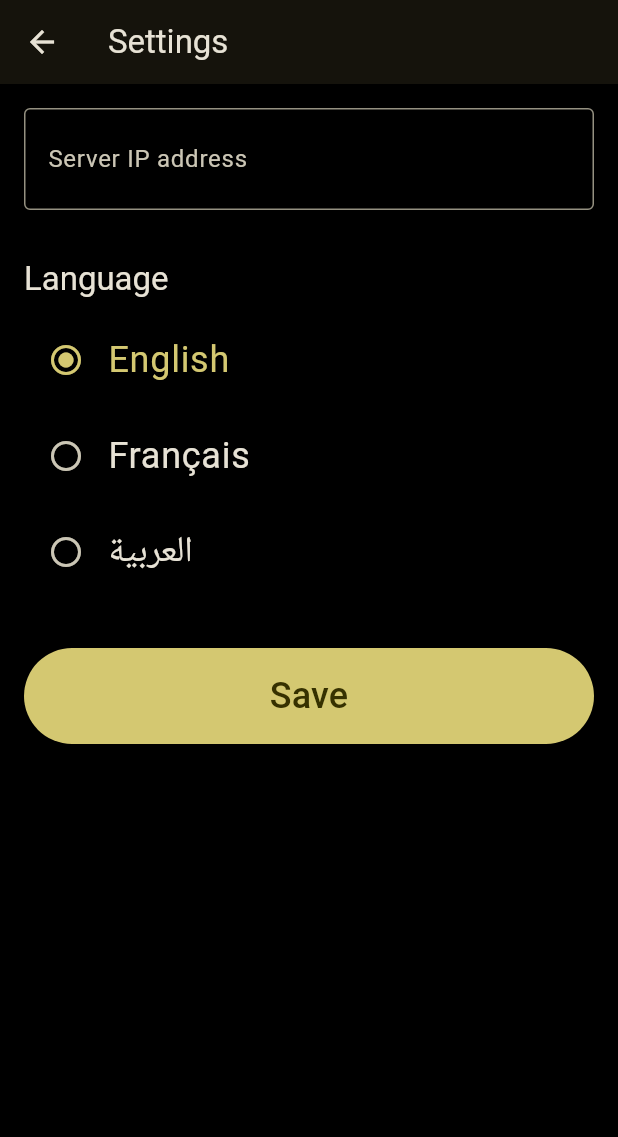
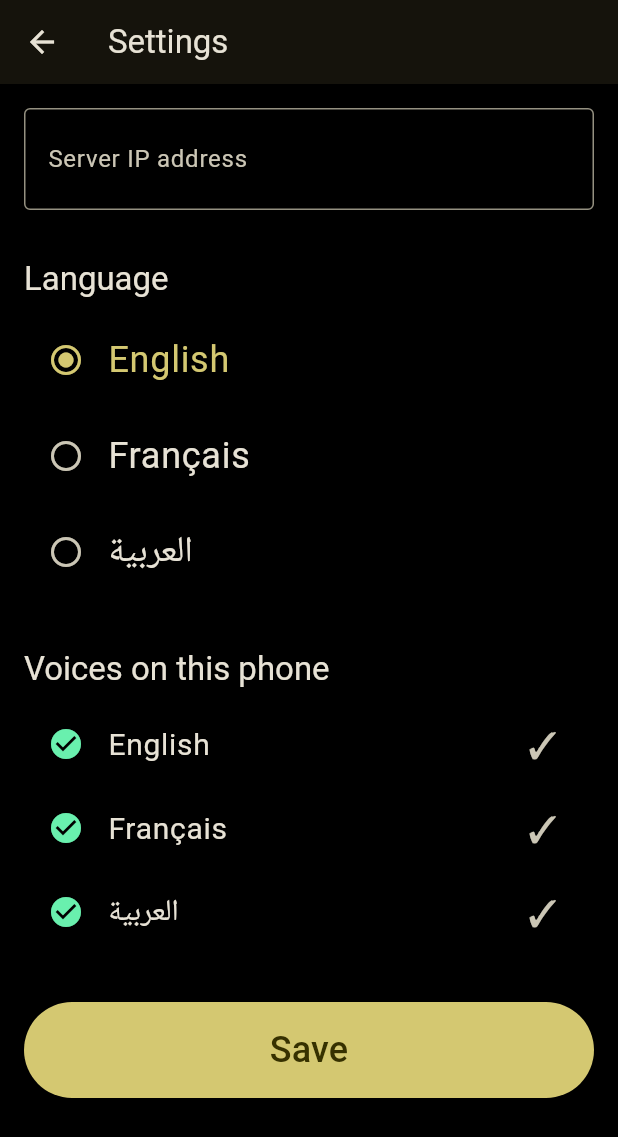
Before and after one commit to MhmdAssidi/voice-assistant-with-eyes, a Flutter app: the screen it shows after launch, after a tap on the "settings" icon, on a phone screen of 412 x 824 dp. Shown: the top 1137 px of the screen. Run offline on Flutter 3.47's test engine with Material 3 defaults, Android fonts, the phone set to English and light mode, and no system bars; our stand-ins replace flutter_tts, shared_preferences; missing offline and left inert: flutter_webrtc, record.

Commit message:
feat(mobile): spoken answers with text-to-speech in en/fr/ar [B9]feat(mobile): spoken answers with text-to-speech in en/fr/ar [B9]feat(mobile): spoken answers with text-to-speech in en/fr/ar [B9]

```diff
--- a/mobile/lib/l10n/strings.dart
+++ b/mobile/lib/l10n/strings.dart
@@ -17,6 +17,10 @@ class AppStrings {
     required this.statusReady,
     required this.statusListening,
     required this.statusThinking,
+    required this.statusSpeaking,
+    required this.stopSpeakingButton,
+    required this.voicesTitle,
+    required this.voiceMissing,
     required this.statusError,
     required this.lastAnswer,
     required this.noAnswerYet,
@@ -46,6 +50,10 @@ class AppStrings {
   final String statusReady;
   final String statusListening;
   final String statusThinking;
+  final String statusSpeaking;
+  final String stopSpeakingButton;
+  final String voicesTitle;
+  final String voiceMissing;
   final String statusError;
   final String lastAnswer;
   final String noAnswerYet;
@@ -87,6 +95,11 @@ class AppStrings {
     statusReady: 'Ready. Tap the big button to ask.',
     statusListening: 'Listening. Tap again to stop.',
     statusThinking: 'Thinking…',
+    statusSpeaking: 'Reading the answer. Tap to stop.',
+    stopSpeakingButton: 'Stop reading',
+    voicesTitle: 'Voices on this phone',
+    voiceMissing:
+        'Missing voice: Android Settings → General management → Text-to-speech → install the language.',
     statusError: 'Something went wrong. Please try again.',
     lastAnswer: 'Last answer',
     noAnswerYet: 'No answer yet.',
@@ -117,6 +130,11 @@ class AppStrings {
     statusReady: 'Prêt. Touchez le grand bouton pour poser une question.',
     statusListening: 'J’écoute. Touchez à nouveau pour arrêter.',
     statusThinking: 'Je réfléchis…',
+    statusSpeaking: 'Lecture de la réponse. Touchez pour arrêter.',
+    stopSpeakingButton: 'Arrêter la lecture',
+    voicesTitle: 'Voix sur ce téléphone',
+    voiceMissing:
+        'Voix manquante : Paramètres Android → Gestion globale → Synthèse vocale → installer la langue.',
     statusError: 'Une erreur s’est produite. Veuillez réessayer.',
     lastAnswer: 'Dernière réponse',
     noAnswerYet: 'Pas encore de réponse.',
@@ -148,6 +166,10 @@ class AppStrings {
     statusReady: 'جاهز. انقر على الزر الكبير لطرح سؤال.',
     statusListening: 'أستمع. انقر مرة أخرى للإيقاف.',
     statusThinking: 'أفكّر…',
+    statusSpeaking: 'أقرأ الإجابة. انقر للإيقاف.',
+    stopSpeakingButton: 'أوقف القراءة',
+    voicesTitle: 'الأصوات على هذا الهاتف',
+    voiceMissing: 'صوت ناقص: إعدادات أندرويد ← الإدارة العامة ← تحويل النص إلى كلام ← ثبّت اللغة.',
     statusError: 'حدث خطأ. يرجى المحاولة مرة أخرى.',
     lastAnswer: 'آخر إجابة',
     noAnswerYet: 'لا توجد إجابة بعد.',
--- a/mobile/lib/screens/home_screen.dart
+++ b/mobile/lib/screens/home_screen.dart
@@ -1,5 +1,4 @@
 import 'package:flutter/material.dart';
-import 'package:flutter/semantics.dart';
 import 'package:flutter_webrtc/flutter_webrtc.dart';
 
 import '../l10n/strings.dart';
@@ -7,9 +6,9 @@ import '../services/stream_service.dart';
 import '../state/app_state.dart';
 import 'settings_screen.dart';
 
-/// Main screen, built for TalkBack and very large text:
-///   1. status line (what the app is doing, also announced aloud)
-///   2. one huge "Ask" button: tap to start, tap again to send
+/// Main screen, built for blind users and very large text:
+///   1. status line (what the app is doing, also spoken aloud by the app)
+///   2. one huge "Ask" button: tap to start, tap again to send, tap to stop reading
 ///   3. the last answer in large text
 class HomeScreen extends StatefulWidget {
   const HomeScreen({super.key, required this.state});
@@ -26,7 +25,6 @@ class _HomeScreenState extends State<HomeScreen> {
   @override
   void initState() {
     super.initState();
-    widget.state.onAnnounce = _announce;
     // Stop the camera when the app goes to the background, restart on return.
     _lifecycle = AppLifecycleListener(
       onPause: widget.state.onAppPaused,
@@ -37,18 +35,7 @@ class _HomeScreenState extends State<HomeScreen> {
   @override
   void dispose() {
     _lifecycle.dispose();
-    widget.state.onAnnounce = null;
     super.dispose();
-  }
-
-  /// Makes TalkBack speak [message] even if the user's focus is elsewhere.
-  void _announce(String message) {
-    if (!mounted) return;
-    SemanticsService.sendAnnouncement(
-      View.of(context),
-      message,
-      AppStrings.directionOf(widget.state.settings.language),
-    );
   }
 
   @override
@@ -100,6 +87,10 @@ class _HomeScreenState extends State<HomeScreen> {
                     child: _LastAnswer(
                       title: s.lastAnswer,
                       answer: state.lastAnswer ?? s.noAnswerYet,
+                      // An Arabic answer stays right-to-left even in an English app.
+                      direction: AppStrings.directionOf(
+                        state.lastResponse?.language ?? state.settings.language,
+                      ),
                     ),
                   ),
                 ],
@@ -240,6 +231,7 @@ class _AskButton extends StatelessWidget {
         switch (state.status) {
       AppStatus.listening => (s.stopButton, Icons.stop_circle, const Color(0xFFC62828), Colors.white),
       AppStatus.thinking => (s.statusThinking, Icons.hourglass_top, const Color(0xFF424242), Colors.white),
+      AppStatus.speaking => (s.stopSpeakingButton, Icons.volume_off, const Color(0xFF1565C0), Colors.white),
       AppStatus.ready || AppStatus.error => (s.askButton, Icons.mic, const Color(0xFFFFD600), Colors.black),
       _ => (s.askButton, Icons.mic_off, const Color(0xFF424242), Colors.white),
     };
@@ -274,10 +266,11 @@ class _AskButton extends StatelessWidget {
 }
 
 class _LastAnswer extends StatelessWidget {
-  const _LastAnswer({required this.title, required this.answer});
+  const _LastAnswer({required this.title, required this.answer, required this.direction});
 
   final String title;
   final String answer;
+  final TextDirection direction; // of the answer's language
 
   @override
   Widget build(BuildContext context) {
@@ -296,7 +289,14 @@ class _LastAnswer extends StatelessWidget {
               child: Text(title, style: const TextStyle(fontSize: 20, color: Colors.white70)),
             ),
             const SizedBox(height: 8),
-            Text(answer, style: const TextStyle(fontSize: 28, color: Colors.white)),
+            SizedBox(
+              width: double.infinity,
+              child: Text(
+                answer,
+                textDirection: direction,
+                style: const TextStyle(fontSize: 28, color: Colors.white),
+              ),
+            ),
           ],
         ),
       ),
--- a/mobile/lib/screens/settings_screen.dart
+++ b/mobile/lib/screens/settings_screen.dart
@@ -17,6 +17,7 @@ class SettingsScreen extends StatefulWidget {
 class _SettingsScreenState extends State<SettingsScreen> {
   late final TextEditingController _hostController;
   late String _language;
+  late final Future<Map<String, bool>> _voices;
   String? _hostError;
 
   @override
@@ -24,6 +25,7 @@ class _SettingsScreenState extends State<SettingsScreen> {
     super.initState();
     _hostController = TextEditingController(text: widget.state.settings.serverHost);
     _language = widget.state.settings.language;
+    _voices = widget.state.voices();
   }
 
   @override
@@ -90,6 +92,39 @@ class _SettingsScreenState extends State<SettingsScreen> {
                 onTap: () => setState(() => _language = entry.key),
               ),
             const SizedBox(height: 32),
+            // Answers are read in the question's language: each needs a voice on the phone.
+            Semantics(
+              header: true,
+              child: Text(s.voicesTitle, style: Theme.of(context).textTheme.titleLarge),
+            ),
+            const SizedBox(height: 8),
+            FutureBuilder<Map<String, bool>>(
+              future: _voices,
+              builder: (context, snapshot) {
+                final voices = snapshot.data;
+                if (voices == null) return const LinearProgressIndicator();
+                return Column(
+                  crossAxisAlignment: CrossAxisAlignment.start,
+                  children: [
+                    for (final entry in voices.entries)
+                      // MergeSemantics: read as one item, e.g. "Français, installed"
+                      MergeSemantics(
+                        child: ListTile(
+                          leading: Icon(entry.value ? Icons.check_circle : Icons.error,
+                              color: entry.value ? Colors.greenAccent : Colors.orangeAccent),
+                          title: Text(AppStrings.languages[entry.key] ?? entry.key,
+                              style: const TextStyle(fontSize: 20)),
+                          trailing: Text(entry.value ? '✓' : '✗',
+                              style: const TextStyle(fontSize: 24)),
+                        ),
+                      ),
+                    if (voices.containsValue(false))
+                      Text(s.voiceMissing, style: const TextStyle(fontSize: 18)),
+                  ],
+                );
+              },
+            ),
+            const SizedBox(height: 32),
             SizedBox(
               height: 64,
               child: FilledButton(
--- /dev/null
+++ b/mobile/lib/services/tts_service.dart
@@ -0,0 +1,99 @@
+import 'package:flutter/foundation.dart';
+import 'package:flutter_tts/flutter_tts.dart';
+
+/// Speaks text aloud. An interface so tests can use a fake.
+abstract interface class Speaker {
+  /// Speaks [text] in [language] ("en", "fr" or "ar"). Completes when the
+  /// sentence is finished or [stop] was called. A new call interrupts the old one.
+  Future<void> speak(String text, String language);
+
+  Future<void> stop();
+
+  /// Which of en/fr/ar have a voice installed on this phone.
+  Future<Map<String, bool>> voices();
+}
+
+/// The phone's own text-to-speech engine through flutter_tts (task B9).
+class PhoneSpeaker implements Speaker {
+  /// Locales tried in order for each language; phones differ in what they offer.
+  static const _locales = {
+    'en': ['en-US', 'en-GB', 'en'],
+    'fr': ['fr-FR', 'fr-CA', 'fr'],
+    'ar': ['ar-SA', 'ar-EG', 'ar-XA', 'ar'],
+  };
+
+  /// flutter_tts scale: 0.5 = the phone's normal speed. Slightly slower helps
+  /// understanding and suits the users this app is made for.
+  static const speechRate = 0.45;
+
+  final FlutterTts _tts = FlutterTts();
+  final Map<String, String?> _chosenLocale = {}; // cache: "fr" -> "fr-FR" (or null)
+  bool _configured = false;
+
+  /// Google's engine has English, French AND Arabic voices; phone makers' own
+  /// engines often lack Arabic (e.g. Samsung TTS on our test phone).
+  static const _preferredEngine = 'com.google.android.tts';
+
+  Future<void> _configure() async {
+    if (_configured) return;
+    try {
+      final engines = List<String>.from(await _tts.getEngines as List? ?? const []);
+      if (engines.contains(_preferredEngine)) {
+        await _tts.setEngine(_preferredEngine);
+      } else {
+        debugPrint('[tts] Google TTS not installed, using the phone default engine $engines');
+      }
+    } catch (e) {
+      debugPrint('[tts] could not choose the engine: $e');
+    }
+    await _tts.awaitSpeakCompletion(true); // speak() waits until the end
+    await _tts.setSpeechRate(speechRate);
+    await _tts.setVolume(1.0);
+    await _tts.setPitch(1.0);
+    _configured = true;
+  }
+
+  Future<String?> _locale(String language) async {
+    if (_chosenLocale.containsKey(language)) return _chosenLocale[language];
+    String? found;
+    for (final locale in _locales[language] ?? const <String>[]) {
+      if (await _tts.isLanguageAvailable(locale) == true) {
+        found = locale;
+        break;
+      }
+    }
+    _chosenLocale[language] = found;
+    return found;
+  }
+
+  @override
+  Future<void> speak(String text, String language) async {
+    try {
+      await _configure();
+      final locale = await _locale(language);
+      if (locale == null) {
+        debugPrint('[tts] no $language voice on this phone, using the default voice');
+      } else {
+        await _tts.setLanguage(locale);
+      }
+      await _tts.speak(text);
+    } catch (e) {
+      debugPrint('[tts] could not speak: $e'); // the answer is still shown on screen
+    }
+  }
+
+  @override
+  Future<void> stop() async {
+    try {
+      await _tts.stop();
+    } catch (e) {
+      debugPrint('[tts] could not stop: $e');
+    }
+  }
+
+  @override
+  Future<Map<String, bool>> voices() async {
+    await _configure();
+    return {for (final language in _locales.keys) language: await _locale(language) != null};
+  }
+}
--- a/mobile/lib/state/app_state.dart
+++ b/mobile/lib/state/app_state.dart
@@ -7,28 +7,32 @@ import '../services/api_client.dart';
 import '../services/audio_service.dart';
 import '../services/settings_service.dart';
 import '../services/stream_service.dart';
+import '../services/tts_service.dart';
 
 /// What the app is doing right now. Each value has a status sentence that is
-/// shown in large text and announced to the screen reader.
-enum AppStatus { connecting, noServer, offline, ready, listening, thinking, error }
+/// shown in large text and spoken aloud.
+enum AppStatus { connecting, noServer, offline, ready, listening, thinking, speaking, error }
 
 /// The single source of truth for the UI (simple ChangeNotifier state).
 ///
-/// Screens listen to it and rebuild; it never touches widgets itself. Screen
-/// reader announcements go out through [onAnnounce], which the home screen sets.
+/// Screens listen to it and rebuild; it never touches widgets itself. Everything
+/// the user must know is spoken with the phone's own voice ([Speaker]), so the
+/// app works without a screen reader too.
 class AppState extends ChangeNotifier {
   AppState({
     SettingsService? settingsService,
     ApiClient? api,
     CameraStreamer? streamer,
     QuestionRecorder? recorder,
+    Speaker? speaker,
     this.healthCheckInterval = const Duration(seconds: 5),
     this.maxRecording = const Duration(seconds: 10),
     this.minRecording = const Duration(milliseconds: 700),
   })  : _settingsService = settingsService ?? SettingsService(),
         _api = api ?? ApiClient(),
         _streamer = streamer ?? WhipStreamService(),
-        _recorder = recorder ?? MicRecorder() {
+        _recorder = recorder ?? MicRecorder(),
+        _speaker = speaker ?? PhoneSpeaker() {
     _streamer.status.addListener(_onCameraStatusChanged);
   }
 
@@ -36,6 +40,7 @@ class AppState extends ChangeNotifier {
   final ApiClient _api;
   final CameraStreamer _streamer;
   final QuestionRecorder _recorder;
+  final Speaker _speaker;
   final Duration healthCheckInterval;
 
   /// Recording stops by itself after this (questions are short).
@@ -54,7 +59,7 @@ class AppState extends ChangeNotifier {
   bool _busy = false; // a start/stop of the recorder is in progress
   int _failedChecks = 0; // health checks failed in a row
 
-  /// Called with every sentence that should be spoken by TalkBack.
+  /// Also called with every status sentence that is spoken (used by tests).
   void Function(String message)? onAnnounce;
 
   Settings get settings => _settings;
@@ -72,8 +77,12 @@ class AppState extends ChangeNotifier {
         AppStatus.ready => strings.statusReady,
         AppStatus.listening => strings.statusListening,
         AppStatus.thinking => strings.statusThinking,
+        AppStatus.speaking => strings.statusSpeaking,
         AppStatus.error => strings.statusError,
       };
+
+  /// Which of en/fr/ar have a voice on this phone (shown in Settings).
+  Future<Map<String, bool>> voices() => _speaker.voices();
 
   String get cameraText => switch (cameraStatus) {
         CameraStatus.off => strings.cameraOff,
@@ -165,7 +174,8 @@ class AppState extends ChangeNotifier {
     await checkServer();
   }
 
-  /// The big button: tap once to start recording, tap again to send.
+  /// The big button: tap once to start recording, tap again to send, and tap
+  /// while the answer is being read to stop the voice.
   Future<void> onAskPressed() async {
     if (_busy) return; // the recorder is still starting or stopping
     switch (_status) {
@@ -174,6 +184,8 @@ class AppState extends ChangeNotifier {
         await _startRecording();
       case AppStatus.listening:
         await _finishRecording();
+      case AppStatus.speaking:
+        await _speaker.stop(); // the answer flow then goes back to "ready"
       case AppStatus.thinking:
         break; // already busy: ignore extra taps
       case AppStatus.connecting:
@@ -190,8 +202,9 @@ class AppState extends ChangeNotifier {
         _announce(strings.micDenied);
         return;
       }
-      // Not announced on purpose: the screen reader's voice would be recorded
-      // into the question. The start beep + vibration is the signal instead.
+      // Silence the phone's voice first, or it would be recorded into the question.
+      // "Listening" is not spoken for the same reason: the beep + vibration is the signal.
+      await _speaker.stop();
       _setStatus(AppStatus.listening, announce: false);
       await _recorder.start();
       _autoStop = Timer(maxRecording, () => _finishRecording());
@@ -235,9 +248,11 @@ class AppState extends ChangeNotifier {
         langHint: _settings.language,
       );
       _lastResponse = response;
-      _setStatus(AppStatus.ready, announce: false);
-      // TODO(B9): speak it with text-to-speech in response.language.
-      _announce(response.answer);
+      // Read the answer aloud in the QUESTION's language (it may differ from
+      // the app's language); a tap on the button stops it.
+      _setStatus(AppStatus.speaking, announce: false);
+      await _speaker.speak(response.answer, response.language);
+      if (_status == AppStatus.speaking) _setStatus(AppStatus.ready, announce: false);
     } on TimeoutException {
       _setStatus(AppStatus.error, announce: false);
       _announce(strings.serverTooSlow);
@@ -254,12 +269,19 @@ class AppState extends ChangeNotifier {
     if (announce) _announce(statusText);
   }
 
-  void _announce(String message) => onAnnounce?.call(message);
+  /// Speaks a status sentence in the app's language. Never while the user is
+  /// speaking (it would be recorded) or while an answer is being read.
+  void _announce(String message) {
+    if (_status == AppStatus.listening || _status == AppStatus.speaking) return;
+    onAnnounce?.call(message);
+    unawaited(_speaker.speak(message, _settings.language));
+  }
 
   @override
   void dispose() {
     _healthTimer?.cancel();
     _autoStop?.cancel();
+    unawaited(_speaker.stop());
     _streamer.status.removeListener(_onCameraStatusChanged);
     unawaited(_streamer.stop());
     super.dispose();
```
Also changed, not shown: 3 other files.
